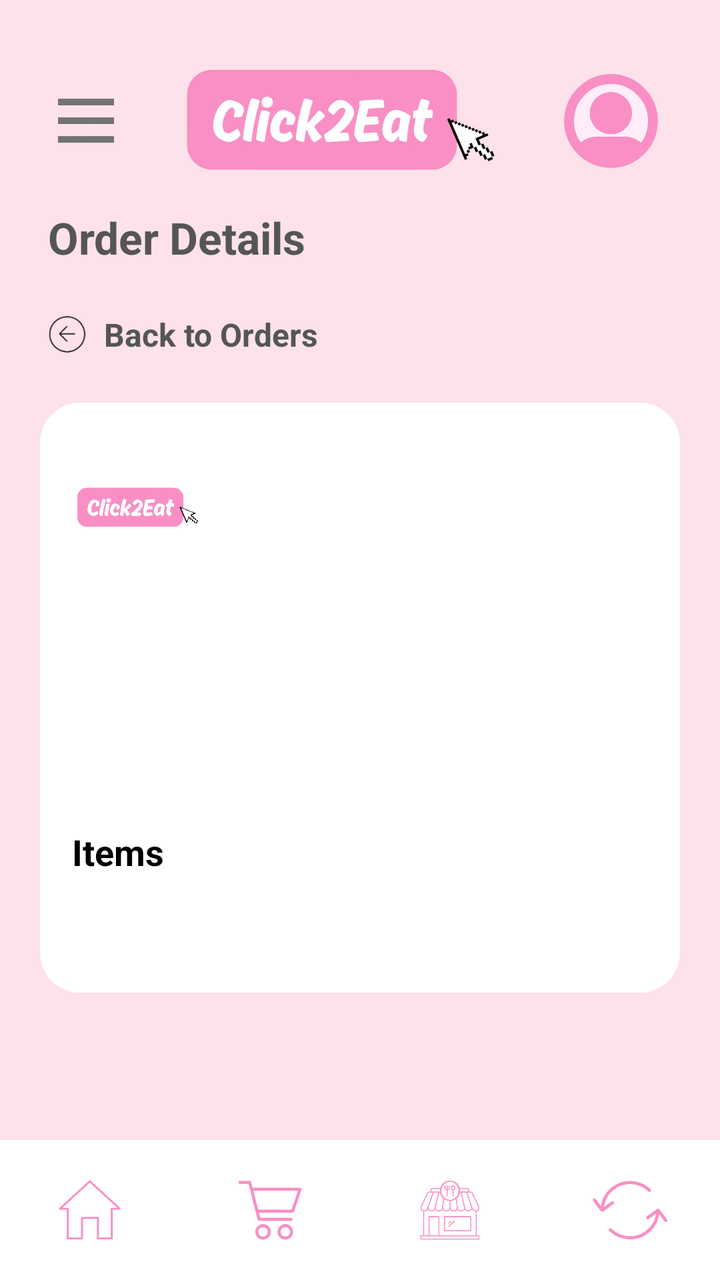
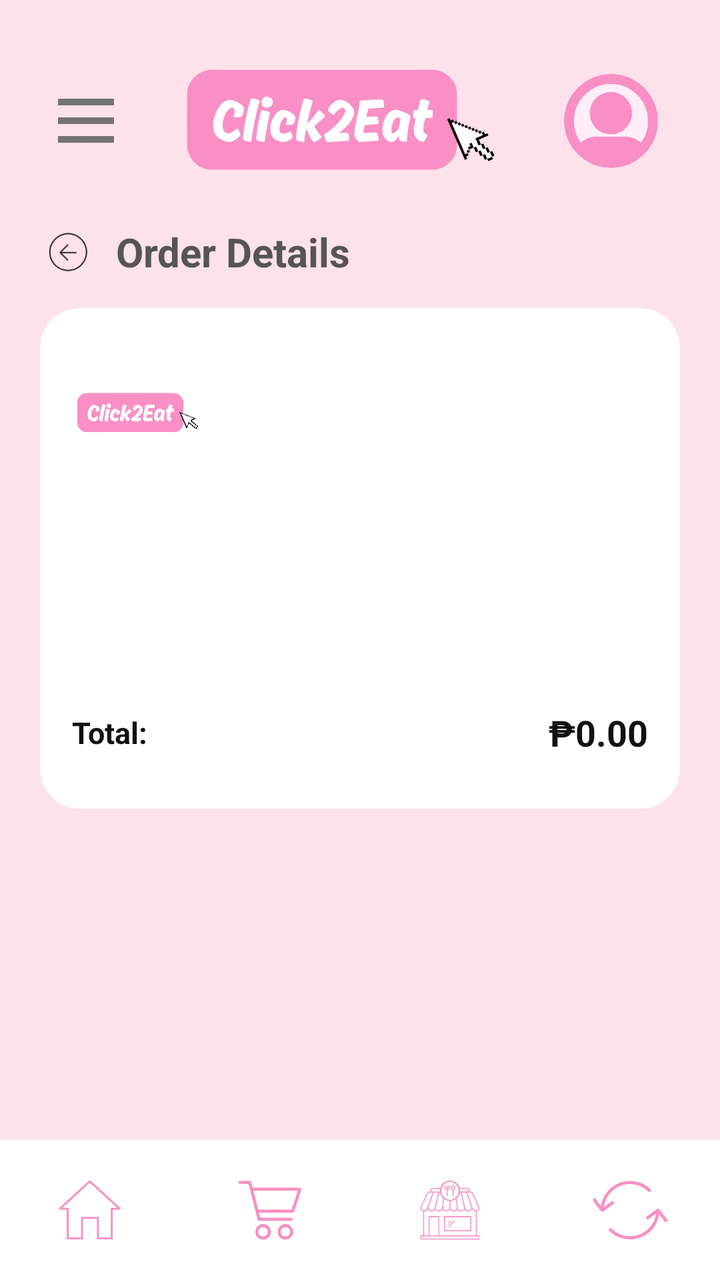

An Android layout rendered at two revisions. The XML below is the earlier revision; the diff shows what the commit changed to produce the second picture.
<!-- AndroidManifest.xml: application theme Theme.Click2Eat -->
<!-- res/layout/activity_order_details.xml -->
<?xml version="1.0" encoding="utf-8"?>
<LinearLayout
    xmlns:android="http://schemas.android.com/apk/res/android"
    android:layout_width="match_parent"
    android:layout_height="match_parent"
    android:background="#FDE1EB"
    android:orientation="vertical">

    
    <LinearLayout
        android:layout_width="match_parent"
        android:layout_height="71dp"
        android:layout_marginStart="20dp"
        android:layout_marginTop="25dp"
        android:layout_marginEnd="18dp"
        android:gravity="center_vertical"
        android:orientation="horizontal">

        <ImageView
            android:id="@+id/orderDetailsMenu"
            android:layout_width="28dp"
            android:layout_height="30dp"
            android:layout_marginLeft="9dp"
            android:contentDescription="Menu"
            android:src="@drawable/three_line_icon" />

        <ImageView
            android:layout_width="0dp"
            android:layout_height="58dp"
            android:layout_weight="1"
            android:contentDescription="Click2Eat logo"
            android:scaleType="fitCenter"
            android:src="@drawable/click2eat_logo_no_bg" />

        <ImageView
            android:id="@+id/orderDetailsProfile"
            android:layout_width="47dp"
            android:layout_height="47dp"
            android:layout_marginEnd="13dp"
            android:background="@drawable/bg_profile_circle"
            android:clipToOutline="true"
            android:contentDescription="Open profile"
            android:scaleType="centerCrop"
            android:src="@drawable/default_profile2" />
    </LinearLayout>

    
    <TextView
        android:layout_width="match_parent"
        android:layout_height="wrap_content"
        android:layout_marginStart="24dp"
        android:layout_marginTop="8dp"
        android:layout_marginBottom="12dp"
        android:text="Order Details"
        android:textColor="#555555"
        android:textSize="22sp"
        android:textStyle="bold" />

    
    <LinearLayout
        android:id="@+id/orderDetailsBackButton"
        android:layout_width="match_parent"
        android:layout_height="44dp"
        android:layout_marginStart="24dp"
        android:layout_marginEnd="24dp"
        android:layout_marginBottom="12dp"
        android:orientation="horizontal"
        android:gravity="center_vertical"
        android:clickable="true"
        android:focusable="true"
        android:contentDescription="Back to Orders">

        <ImageView
            android:layout_width="20dp"
            android:layout_height="20dp"
            android:layout_marginEnd="8dp"
            android:rotation="180"
            android:src="@drawable/arrow_right"
            android:contentDescription="@null" />

        <TextView
            android:layout_width="wrap_content"
            android:layout_height="wrap_content"
            android:text="Back to Orders"
            android:textColor="#555555"
            android:textSize="16sp"
            android:textStyle="bold" />

    </LinearLayout>

    
    <ScrollView
        android:layout_width="match_parent"
        android:layout_height="0dp"
        android:layout_weight="1"
        android:fillViewport="true">

        <LinearLayout
            android:layout_width="match_parent"
            android:layout_height="wrap_content"
            android:paddingStart="20dp"
            android:paddingEnd="20dp"
            android:paddingBottom="20dp"
            android:orientation="vertical">

            
            <LinearLayout
                android:layout_width="match_parent"
                android:layout_height="wrap_content"
                android:background="@drawable/bg_profile_card"
                android:orientation="vertical"
                android:padding="16dp">

                
                <LinearLayout
                    android:layout_width="match_parent"
                    android:layout_height="wrap_content"
                    android:layout_marginTop="4dp"
                    android:gravity="center_vertical"
                    android:orientation="horizontal">

                    <ImageView
                        android:id="@+id/imgDetailsRestaurant"
                        android:layout_width="65dp"
                        android:layout_height="65dp"
                        android:layout_marginEnd="12dp"
                        android:contentDescription="Restaurant logo"
                        android:scaleType="fitCenter"
                        android:src="@drawable/click2eat_logo_no_bg" />

                    <TextView
                        android:id="@+id/orderDetailsHeading"
                        android:layout_width="0dp"
                        android:layout_height="wrap_content"
                        android:layout_weight="1"
                        android:textColor="@color/click_text"
                        android:textSize="19sp"
                        android:textStyle="bold" />

                </LinearLayout>

                
                <TextView
                    android:id="@+id/orderDetailsStatus"
                    android:layout_width="match_parent"
                    android:layout_height="wrap_content"
                    android:layout_marginTop="12dp"
                    android:textColor="@color/click_pink"
                    android:textSize="15sp"
                    android:textStyle="bold" />

                
                <TextView
                    android:id="@+id/orderDetailsDate"
                    android:layout_width="match_parent"
                    android:layout_height="wrap_content"
                    android:layout_marginTop="5dp"
                    android:textColor="#666666"
                    android:textSize="13sp" />

                
                <TextView
                    android:id="@+id/orderDetailsAddress"
                    android:layout_width="match_parent"
                    android:layout_height="wrap_content"
                    android:layout_marginTop="12dp"
                    android:textColor="#555555"
                    android:textSize="13sp" />

                
                <TextView
                    android:id="@+id/orderDetailsContact"
                    android:layout_width="match_parent"
                    android:layout_height="wrap_content"
                    android:layout_marginTop="5dp"
                    android:textColor="#555555"
                    android:textSize="13sp" />

                
                <TextView
                    android:layout_width="match_parent"
                    android:layout_height="wrap_content"
                    android:layout_marginTop="20dp"
                    android:text="Items"
                    android:textColor="@color/click_text"
                    android:textSize="18sp"
                    android:textStyle="bold" />

                
                <LinearLayout
                    android:id="@+id/orderDetailsItems"
                    android:layout_width="match_parent"
                    android:layout_height="wrap_content"
                    android:orientation="vertical" />

                
                <TextView
                    android:id="@+id/orderDetailsTotal"
                    android:layout_width="match_parent"
                    android:layout_height="wrap_content"
                    android:layout_marginTop="18dp"
                    android:gravity="end"
                    android:textColor="@color/click_text"
                    android:textSize="18sp"
                    android:textStyle="bold" />

                
                <androidx.appcompat.widget.AppCompatButton
                    android:id="@+id/cancelOrderButton"
                    android:layout_width="match_parent"
                    android:layout_height="48dp"
                    android:layout_marginTop="16dp"
                    android:background="@drawable/bg_pink_button"
                    android:stateListAnimator="@null"
                    android:text="Cancel Order"
                    android:textAllCaps="false"
                    android:textColor="@color/click_white"
                    android:visibility="gone" />

            </LinearLayout>
        </LinearLayout>
    </ScrollView>

    
    <LinearLayout
        android:layout_width="match_parent"
        android:layout_height="70dp"
        android:background="@color/click_white"
        android:gravity="center"
        android:orientation="horizontal">

        <ImageButton
            android:id="@+id/detailsNavHome"
            android:layout_width="0dp"
            android:layout_height="match_parent"
            android:layout_weight="1"
            android:background="@android:color/transparent"
            android:contentDescription="Home"
            android:padding="20dp"
            android:scaleType="centerInside"
            android:src="@drawable/dashboard_icon" />

        <ImageButton
            android:id="@+id/detailsNavCart"
            android:layout_width="0dp"
            android:layout_height="match_parent"
            android:layout_weight="1"
            android:background="@android:color/transparent"
            android:contentDescription="Cart"
            android:padding="20dp"
            android:scaleType="centerInside"
            android:src="@drawable/cart_icon" />

        <ImageButton
            android:id="@+id/detailsNavRestaurants"
            android:layout_width="0dp"
            android:layout_height="match_parent"
            android:layout_weight="1"
            android:background="@android:color/transparent"
            android:contentDescription="Restaurants"
            android:padding="20dp"
            android:scaleType="centerInside"
            android:src="@drawable/restaurants_icon" />

        <ImageButton
            android:id="@+id/detailsNavOrders"
            android:layout_width="0dp"
            android:layout_height="match_parent"
            android:layout_weight="1"
            android:background="@android:color/transparent"
            android:contentDescription="Order History"
            android:padding="20dp"
            android:scaleType="centerInside"
            android:src="@drawable/history_icon" />

    </LinearLayout>

</LinearLayout>
<!-- resources referenced by this layout -->
<resources>
  <color name="click_pink">#f98fc4</color>
  <color name="click_text">#000000</color>
  <color name="click_white">#FFFFFF</color>
  <!-- drawable arrow_right: png bitmap (drawable, 8942 bytes) -->
  <!-- drawable bg_pink_button (drawable) -->
  <?xml version="1.0" encoding="utf-8"?>
  <shape xmlns:android="http://schemas.android.com/apk/res/android">
      <solid android:color="@color/click_pink"/>
      <corners android:radius="5dp"/>
  </shape>
  <!-- drawable bg_profile_card (drawable) -->
  <?xml version="1.0" encoding="utf-8"?>
  <shape xmlns:android="http://schemas.android.com/apk/res/android">
      <solid android:color="@color/click_white"/>
      <corners android:radius="20dp"/>
  </shape>
  <!-- drawable bg_profile_circle (drawable) -->
  <?xml version="1.0" encoding="utf-8"?>
  <shape xmlns:android="http://schemas.android.com/apk/res/android"
      android:shape="oval">
  
      <solid android:color="@color/click_light_pink"/>
  
      <stroke
          android:width="5dp"
          android:color="@color/click_pink"/>
  
  </shape>
  <!-- drawable cart_icon: png bitmap (drawable, 4194 bytes) -->
  <!-- drawable click2eat_logo_no_bg: png bitmap (drawable, 139894 bytes) -->
  <!-- drawable dashboard_icon: png bitmap (drawable, 2342 bytes) -->
  <!-- drawable default_profile2: png bitmap (drawable, 52318 bytes) -->
  <!-- drawable history_icon: png bitmap (drawable, 4571 bytes) -->
  <!-- drawable restaurants_icon: png bitmap (drawable, 7734 bytes) -->
  <!-- drawable three_line_icon: png bitmap (drawable, 2015 bytes) -->
  <style name="Theme.Click2Eat" parent="Base.Theme.Click2Eat" />
  <color name="click_light_pink">#ffeef8</color>
  <style name="Base.Theme.Click2Eat" parent="Theme.Material3.DayNight.NoActionBar">
          
          
      </style>
</resources>

<!-- the commit's change to res/layout/activity_order_details.xml (unified diff, before → after) -->
@@ -45,25 +45,14 @@
     </LinearLayout>
 
     
-    <TextView
-        android:layout_width="match_parent"
-        android:layout_height="wrap_content"
-        android:layout_marginStart="24dp"
-        android:layout_marginTop="8dp"
-        android:layout_marginBottom="12dp"
-        android:text="Order Details"
-        android:textColor="#555555"
-        android:textSize="22sp"
-        android:textStyle="bold" />
-
-    
     <LinearLayout
         android:id="@+id/orderDetailsBackButton"
         android:layout_width="match_parent"
         android:layout_height="44dp"
         android:layout_marginStart="24dp"
         android:layout_marginEnd="24dp"
-        android:layout_marginBottom="12dp"
+        android:layout_marginTop="8dp"
+        android:layout_marginBottom="6dp"
         android:orientation="horizontal"
         android:gravity="center_vertical"
         android:clickable="true"
@@ -71,19 +60,19 @@
         android:contentDescription="Back to Orders">
 
         <ImageView
-            android:layout_width="20dp"
-            android:layout_height="20dp"
+            android:layout_width="21dp"
+            android:layout_height="21dp"
             android:layout_marginEnd="8dp"
-            android:rotation="180"
-            android:src="@drawable/arrow_right"
+            android:src="@drawable/arrow_left"
             android:contentDescription="@null" />
 
         <TextView
             android:layout_width="wrap_content"
             android:layout_height="wrap_content"
-            android:text="Back to Orders"
+            android:layout_marginLeft="5dp"
+            android:text="Order Details"
             android:textColor="#555555"
-            android:textSize="16sp"
+            android:textSize="20sp"
             android:textStyle="bold" />
 
     </LinearLayout>
@@ -156,7 +145,7 @@
                     android:layout_height="wrap_content"
                     android:layout_marginTop="5dp"
                     android:textColor="#666666"
-                    android:textSize="13sp" />
+                    android:textSize="12sp" />
 
                 
                 <TextView
@@ -172,21 +161,11 @@
                     android:id="@+id/orderDetailsContact"
                     android:layout_width="match_parent"
                     android:layout_height="wrap_content"
-                    android:layout_marginTop="5dp"
+                    android:layout_marginTop="4dp"
                     android:textColor="#555555"
                     android:textSize="13sp" />
 
                 
-                <TextView
-                    android:layout_width="match_parent"
-                    android:layout_height="wrap_content"
-                    android:layout_marginTop="20dp"
-                    android:text="Items"
-                    android:textColor="@color/click_text"
-                    android:textSize="18sp"
-                    android:textStyle="bold" />
-
-                
                 <LinearLayout
                     android:id="@+id/orderDetailsItems"
                     android:layout_width="match_parent"
@@ -194,21 +173,38 @@
                     android:orientation="vertical" />
 
                 
-                <TextView
-                    android:id="@+id/orderDetailsTotal"
-                    android:layout_width="match_parent"
-                    android:layout_height="wrap_content"
-                    android:layout_marginTop="18dp"
-                    android:gravity="end"
-                    android:textColor="@color/click_text"
-                    android:textSize="18sp"
-                    android:textStyle="bold" />
+                <LinearLayout
+                    android:layout_width="match_parent"
+                    android:layout_height="wrap_content"
+                    android:gravity="center_vertical"
+                    android:orientation="horizontal"
+                    android:paddingVertical="10dp">
+
+                    <TextView
+                        android:layout_width="0dp"
+                        android:layout_height="wrap_content"
+                        android:layout_weight="1"
+                        android:text="Total:"
+                        android:textColor="#111111"
+                        android:textSize="15sp"
+                        android:textStyle="bold" />
+
+                    <TextView
+                        android:id="@+id/orderDetailsTotal"
+                        android:layout_width="wrap_content"
+                        android:layout_height="wrap_content"
+                        android:text="₱0.00"
+                        android:textColor="#111111"
+                        android:textSize="18sp"
+                        android:textStyle="bold" />
+                </LinearLayout>
 
                 
                 <androidx.appcompat.widget.AppCompatButton
                     android:id="@+id/cancelOrderButton"
-                    android:layout_width="match_parent"
-                    android:layout_height="48dp"
+                    android:layout_width="165dp"
+                    android:layout_height="35dp"
+                    android:layout_gravity="center"
                     android:layout_marginTop="16dp"
                     android:background="@drawable/bg_pink_button"
                     android:stateListAnimator="@null"
<!-- resource entries referenced after the edit -->
@@ -3,7 +3,7 @@
   <color name="click_pink">#f98fc4</color>
   <color name="click_text">#000000</color>
   <color name="click_white">#FFFFFF</color>
-  <!-- drawable arrow_right: png bitmap (drawable, 8942 bytes) -->
+  <!-- drawable arrow_left: png bitmap (drawable, 7908 bytes) -->
   <!-- drawable bg_pink_button (drawable) -->
   <?xml version="1.0" encoding="utf-8"?>
   <shape xmlns:android="http://schemas.android.com/apk/res/android">
